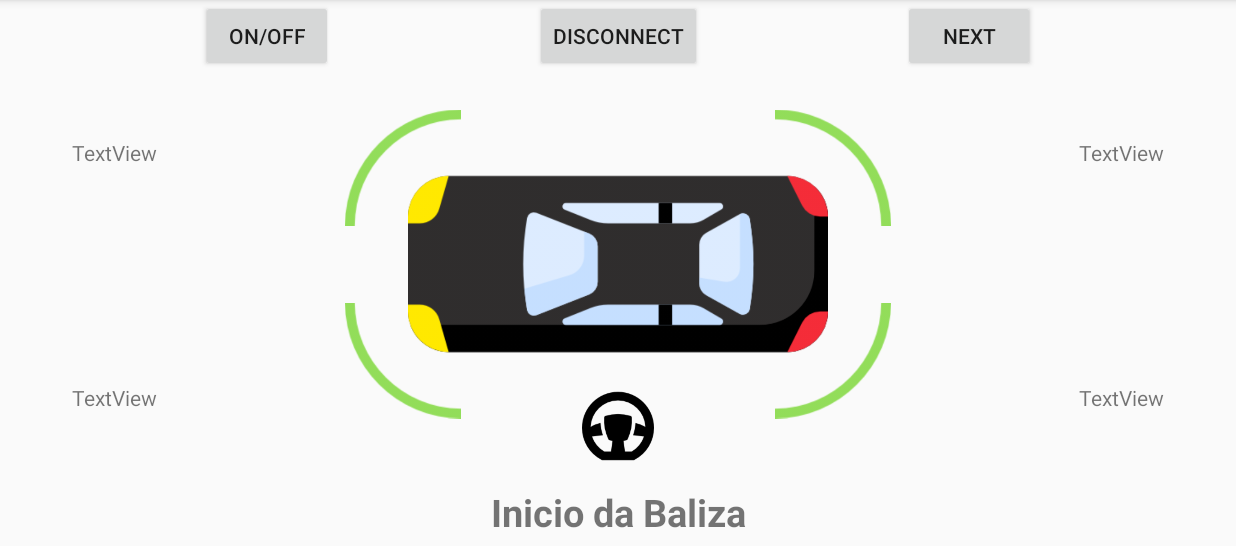
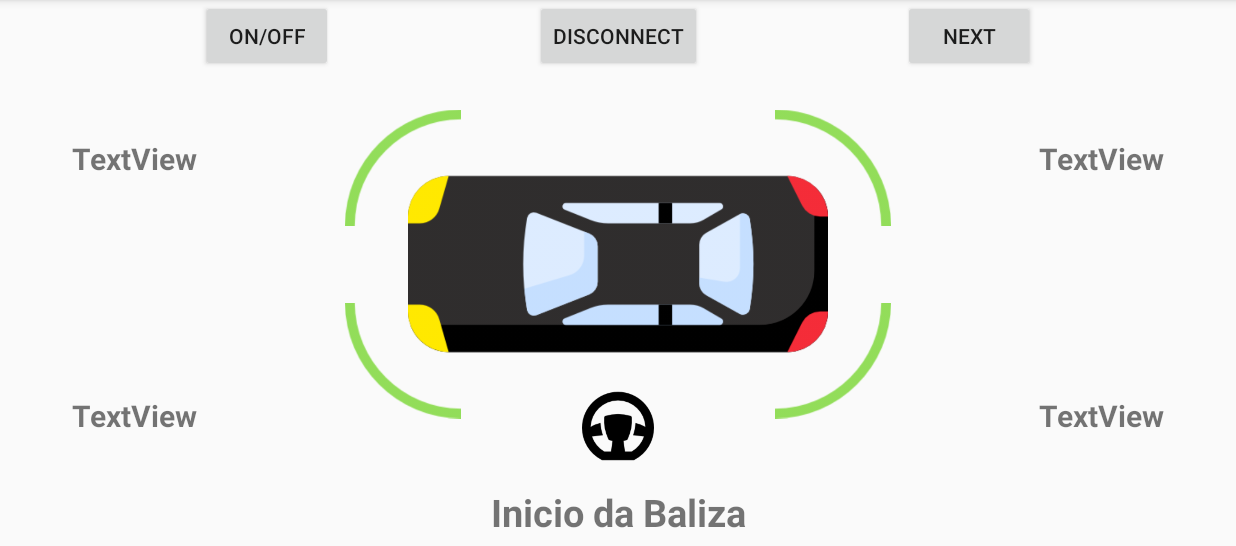
Before and after one commit to kleanlins/Baleasy, an Android app: the ControlActivity screen opened directly, with no data from a screen before it, on a phone screen of 824 x 412 dp (held sideways), the part 72-618 px from its top. Run offline under Robolectric (Android 15) with nearby library versions, the phone set to English and light mode, and no system bars; our stand-ins replace RxJava; libraries missing offline, so code that uses them is left out: hu.akarnokd.rxjava, kotlinx.coroutines.experimental, rx.observables; 5 statements that could not run were skipped.

Commit message:
TextView updates

```diff
--- a/app/src/main/java/com/example/cleanderson/baleasy_java/ControlActivity.kt
+++ b/app/src/main/java/com/example/cleanderson/baleasy_java/ControlActivity.kt
@@ -57,7 +57,7 @@ class ControlActivity : AppCompatActivity() {
 
                 while(true) {
                     line = scanner.nextLine()
-                    Log.i("device", line)
+//                    Log.i("device", line)
 
                     sensorValues = line.split(" ")
 
--- a/app/src/main/res/layout/control_layout.xml
+++ b/app/src/main/res/layout/control_layout.xml
@@ -36,6 +36,8 @@
         android:layout_marginStart="48dp"
         android:layout_marginTop="44dp"
         android:text="TextView"
+        android:textSize="20sp"
+        android:textStyle="bold"
         app:layout_constraintStart_toStartOf="parent"
         app:layout_constraintTop_toBottomOf="@+id/switch_button" />
 
@@ -46,6 +48,8 @@
         android:layout_marginStart="48dp"
         android:layout_marginTop="144dp"
         android:text="TextView"
+        android:textSize="20sp"
+        android:textStyle="bold"
         app:layout_constraintStart_toStartOf="parent"
         app:layout_constraintTop_toBottomOf="@+id/front_right" />
 
@@ -57,6 +61,8 @@
         android:layout_marginTop="144dp"
         android:layout_marginEnd="48dp"
         android:text="TextView"
+        android:textSize="20sp"
+        android:textStyle="bold"
         app:layout_constraintEnd_toEndOf="parent"
         app:layout_constraintLeft_toRightOf="@+id/front_left"
         app:layout_constraintTop_toBottomOf="@+id/rear_right" />
@@ -69,6 +75,8 @@
         android:layout_marginTop="44dp"
         android:layout_marginEnd="48dp"
         android:text="TextView"
+        android:textSize="20sp"
+        android:textStyle="bold"
         app:layout_constraintEnd_toEndOf="parent"
         app:layout_constraintLeft_toRightOf="@+id/front_right"
         app:layout_constraintTop_toBottomOf="@+id/switch_button" />
```
